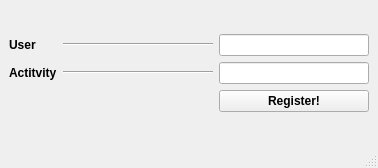
Old version of the form client/registration-client/src/registrationclientmainwindow.ui in the repository carminez88/damn.
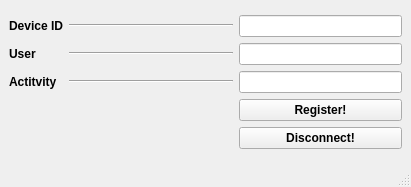
New version of the form.

Commit message:
ADD: cmd line option for registration client to handle device id
CHG: updated registration client gui logics
CHG: Publisher now sends every second the current status packet

Patch:
```diff
--- a/client/registration-client/src/registrationclientmainwindow.ui
+++ b/client/registration-client/src/registrationclientmainwindow.ui
@@ -6,8 +6,8 @@
    <rect>
     <x>0</x>
     <y>0</y>
-    <width>378</width>
-    <height>168</height>
+    <width>411</width>
+    <height>187</height>
    </rect>
   </property>
   <property name="sizePolicy">
@@ -23,23 +23,69 @@
    <layout class="QGridLayout" name="gridLayout_2">
     <item row="0" column="0">
      <layout class="QGridLayout" name="gridLayout">
-      <item row="0" column="2">
+      <item row="1" column="2">
        <widget class="QLineEdit" name="userLineEdit"/>
       </item>
-      <item row="2" column="2">
-       <widget class="QPushButton" name="registerBtn">
-        <property name="font">
-         <font>
-          <weight>75</weight>
-          <bold>true</bold>
-         </font>
-        </property>
-        <property name="text">
-         <string>Register!</string>
-        </property>
-       </widget>
-      </item>
       <item row="1" column="0">
+       <widget class="QLabel" name="label">
+        <property name="font">
+         <font>
+          <weight>75</weight>
+          <bold>true</bold>
+         </font>
+        </property>
+        <property name="text">
+         <string>User</string>
+        </property>
+       </widget>
+      </item>
+      <item row="2" column="2">
+       <widget class="QLineEdit" name="activityLineEdit"/>
+      </item>
+      <item row="2" column="1">
+       <widget class="Line" name="line_2">
+        <property name="sizePolicy">
+         <sizepolicy hsizetype="Expanding" vsizetype="Fixed">
+          <horstretch>0</horstretch>
+          <verstretch>0</verstretch>
+         </sizepolicy>
+        </property>
+        <property name="orientation">
+         <enum>Qt::Horizontal</enum>
+        </property>
+       </widget>
+      </item>
+      <item row="3" column="2">
+       <layout class="QVBoxLayout" name="verticalLayout">
+        <item>
+         <widget class="QPushButton" name="registerBtn">
+          <property name="font">
+           <font>
+            <weight>75</weight>
+            <bold>true</bold>
+           </font>
+          </property>
+          <property name="text">
+           <string>Register!</string>
+          </property>
+         </widget>
+        </item>
+        <item>
+         <widget class="QPushButton" name="disconnectBtn">
+          <property name="font">
+           <font>
+            <weight>75</weight>
+            <bold>true</bold>
+           </font>
+          </property>
+          <property name="text">
+           <string>Disconnect!</string>
+          </property>
+         </widget>
+        </item>
+       </layout>
+      </item>
+      <item row="2" column="0">
        <widget class="QLabel" name="label_2">
         <property name="font">
          <font>
@@ -52,11 +98,21 @@
         </property>
        </widget>
       </item>
-      <item row="1" column="2">
-       <widget class="QLineEdit" name="activityLineEdit"/>
+      <item row="1" column="1">
+       <widget class="Line" name="line">
+        <property name="sizePolicy">
+         <sizepolicy hsizetype="Expanding" vsizetype="Fixed">
+          <horstretch>0</horstretch>
+          <verstretch>0</verstretch>
+         </sizepolicy>
+        </property>
+        <property name="orientation">
+         <enum>Qt::Horizontal</enum>
+        </property>
+       </widget>
       </item>
       <item row="0" column="0">
-       <widget class="QLabel" name="label">
+       <widget class="QLabel" name="label_3">
         <property name="font">
          <font>
           <weight>75</weight>
@@ -64,25 +120,24 @@
          </font>
         </property>
         <property name="text">
-         <string>User</string>
+         <string>Device ID</string>
+        </property>
+       </widget>
+      </item>
+      <item row="0" column="2">
+       <widget class="QLineEdit" name="deviceIDLineEdit">
+        <property name="font">
+         <font>
+          <italic>true</italic>
+         </font>
+        </property>
+        <property name="readOnly">
+         <bool>true</bool>
         </property>
        </widget>
       </item>
       <item row="0" column="1">
-       <widget class="Line" name="line">
-        <property name="sizePolicy">
-         <sizepolicy hsizetype="Expanding" vsizetype="Fixed">
-          <horstretch>0</horstretch>
-          <verstretch>0</verstretch>
-         </sizepolicy>
-        </property>
-        <property name="orientation">
-         <enum>Qt::Horizontal</enum>
-        </property>
-       </widget>
-      </item>
-      <item row="1" column="1">
-       <widget class="Line" name="line_2">
+       <widget class="Line" name="line_3">
         <property name="sizePolicy">
          <sizepolicy hsizetype="Expanding" vsizetype="Fixed">
           <horstretch>0</horstretch>
```
Left out of the diff: 2 changed lines with no effect on the pictures. The commit also changes 8 other files.
